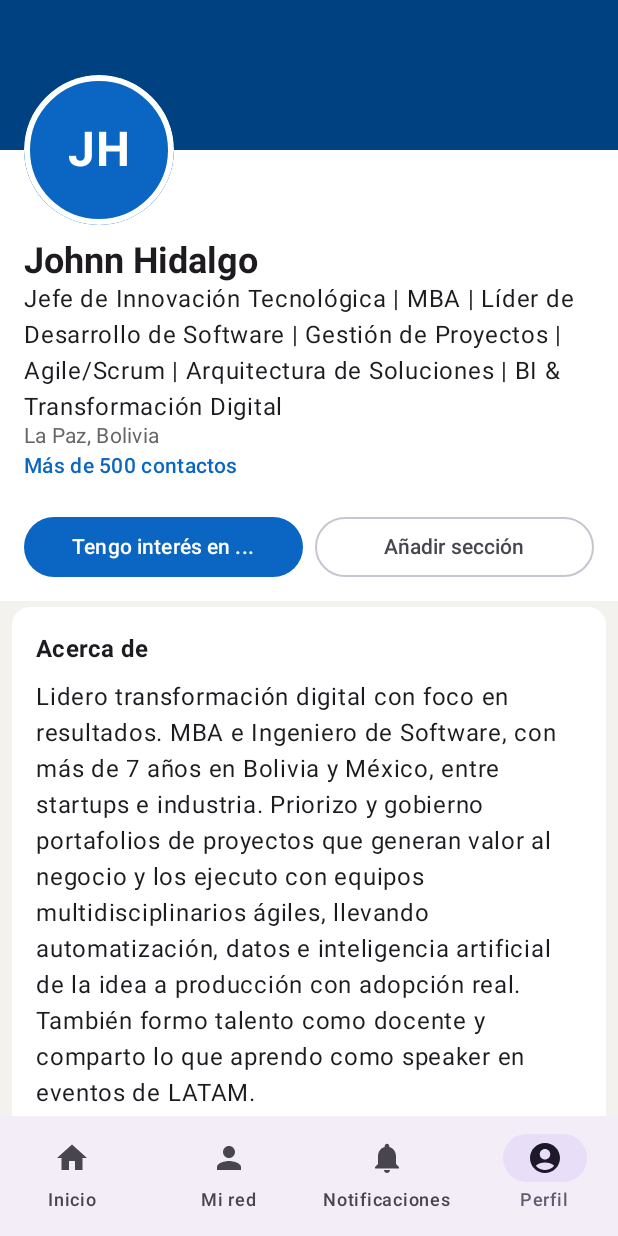
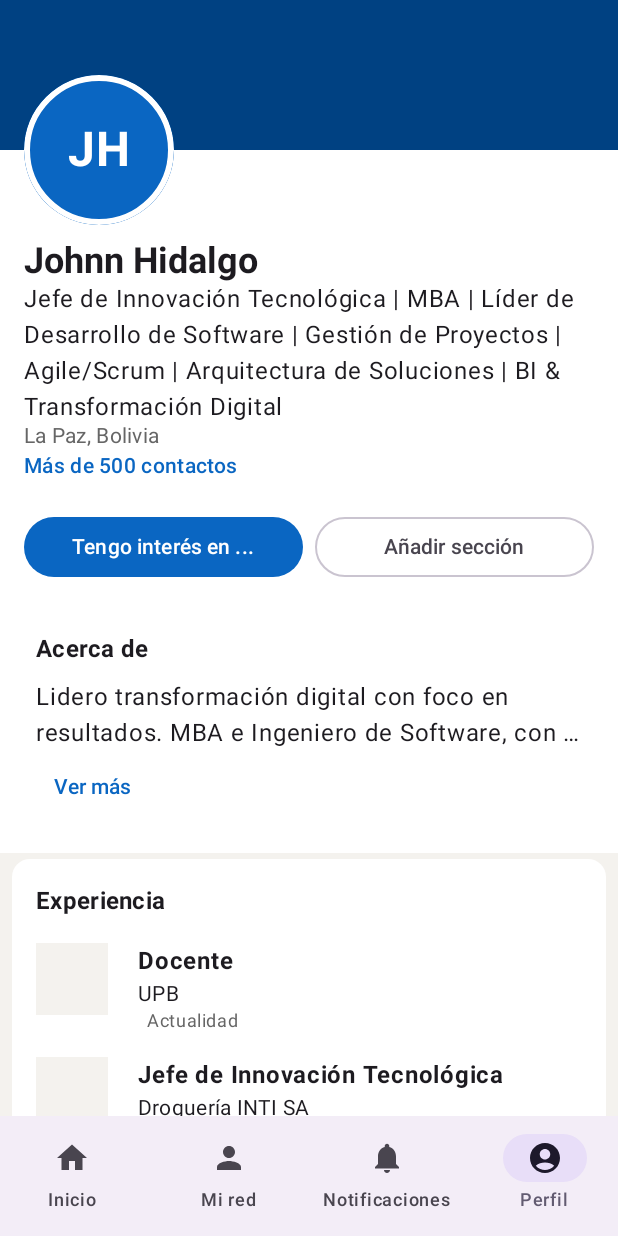
Before and after one commit to Nox4dr1/android-linkedin-UI, an Android app built with Jetpack Compose: the screen it shows after launch (MainActivity), item 4 of the bottom bar chosen, on a phone screen of 412 x 824 dp. Run offline under Robolectric (Android 15) with nearby library versions, the phone set to English and light mode, and no system bars.

Commit message:
Perfil: experiencia, educación y ver más en Acerca de

```diff
--- a/app/src/main/java/com/example/android_linkedin_ui/ui/screens/PerfilScreen.kt
+++ b/app/src/main/java/com/example/android_linkedin_ui/ui/screens/PerfilScreen.kt
@@ -22,7 +22,11 @@ import androidx.compose.material3.CardDefaults
 import androidx.compose.material3.MaterialTheme
 import androidx.compose.material3.OutlinedButton
 import androidx.compose.material3.Text
+import androidx.compose.material3.TextButton
 import androidx.compose.runtime.Composable
+import androidx.compose.runtime.getValue
+import androidx.compose.runtime.setValue
+import androidx.compose.runtime.mutableStateOf
 import androidx.compose.runtime.remember
 import androidx.compose.ui.Alignment
 import androidx.compose.ui.Modifier
@@ -30,6 +34,7 @@ import androidx.compose.ui.draw.clip
 import androidx.compose.ui.graphics.Color
 import androidx.compose.ui.res.stringResource
 import androidx.compose.ui.text.font.FontWeight
+import androidx.compose.ui.text.style.TextOverflow
 import androidx.compose.ui.tooling.preview.Preview
 import androidx.compose.ui.unit.dp
 import androidx.compose.ui.unit.sp
@@ -70,9 +75,7 @@ fun PerfilScreen(modifier: Modifier = Modifier) {
             EncabezadoPerfil()
             DatosPerfil()
             BotonesPerfil()
-        }
-        SeccionPerfil(stringResource(R.string.acerca_de_titulo_perfil)) {
-            Text(stringResource(R.string.acerca_de_perfil))
+            AcercaDe()
         }
         SeccionPerfil(stringResource(R.string.experiencia_titulo_perfil)) {
             experiencias.forEach { ItemPerfil(it) }
@@ -80,9 +83,9 @@ fun PerfilScreen(modifier: Modifier = Modifier) {
         SeccionPerfil(stringResource(R.string.educacion_titulo_perfil)) {
             estudios.forEach { ItemPerfil(it) }
         }
+    }
         Spacer(modifier = Modifier.height(16.dp))
     }
-}
 
 //para el encabezado
 
@@ -210,6 +213,38 @@ private fun ItemPerfil(item: ElementoPerfil) {
     }
 }
 
+
+// Sección "Acerca de" que muestra una breve descripción con opción de expandir/contraer
+@Composable
+private fun AcercaDe() {
+    // Estado para recordar si el texto está expandido (true) o contraído (false)
+    var expandido by remember { mutableStateOf(false) }
+
+    // Obtiene el texto descriptivo del perfil desde los recursos de strings (strings.xml)
+    val texto = stringResource(R.string.acerca_de_perfil)
+
+    // Componente reutilizable para envolver la sección con su título correspondiente
+    SeccionPerfil(stringResource(R.string.acerca_de_titulo_perfil)) {
+        // Muestra el texto de la descripción
+        Text(
+            text = texto,
+            // Si está expandido muestra todo el texto, si no solo muestra un máximo de 2 líneas
+            maxLines = if (expandido) Int.MAX_VALUE else 2,
+            // Agrega puntos suspensivos (...) al final si el texto excede el límite de líneas
+            overflow = TextOverflow.Ellipsis
+        )
+
+        // Botón para alternar el estado de expansión al hacer clic
+        TextButton(onClick = { expandido = !expandido }) {
+            // Cambia el texto del botón dinámicamente entre "Ver menos" y "Ver más"
+            Text(
+                if (expandido) stringResource(R.string.ver_menos_perfil)
+                else stringResource(R.string.ver_mas_perfil)
+            )
+        }
+    }
+}
+
 @Preview(showBackground = true)
 @Composable
 private fun PerfilScreenPreview() {
```
